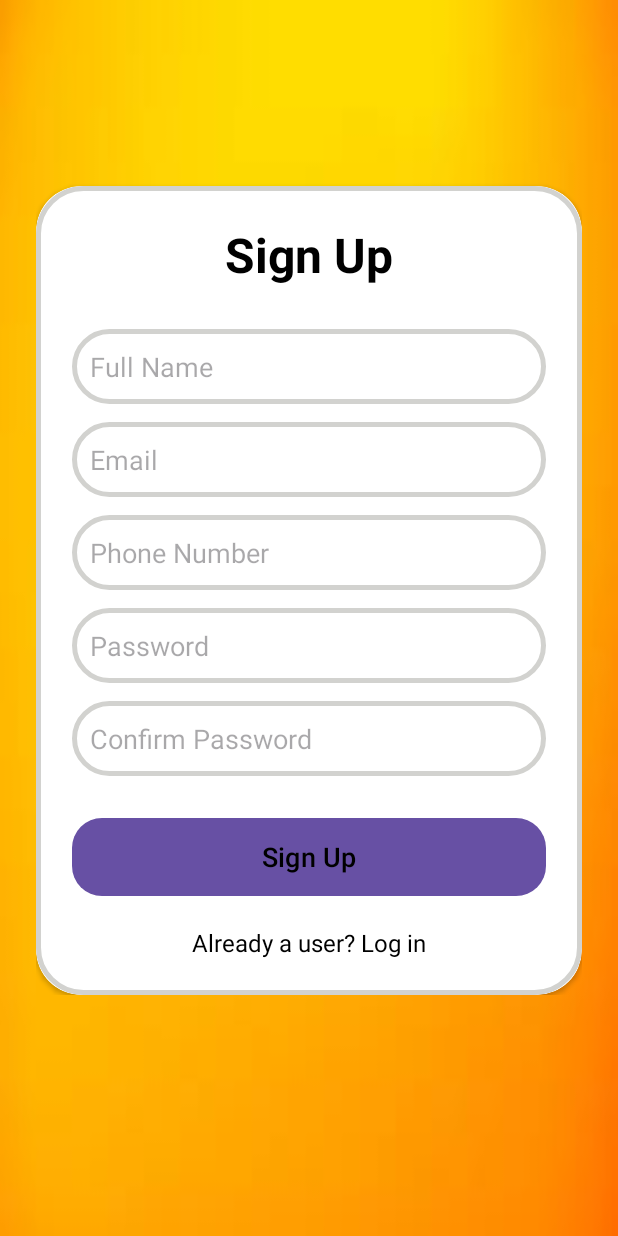
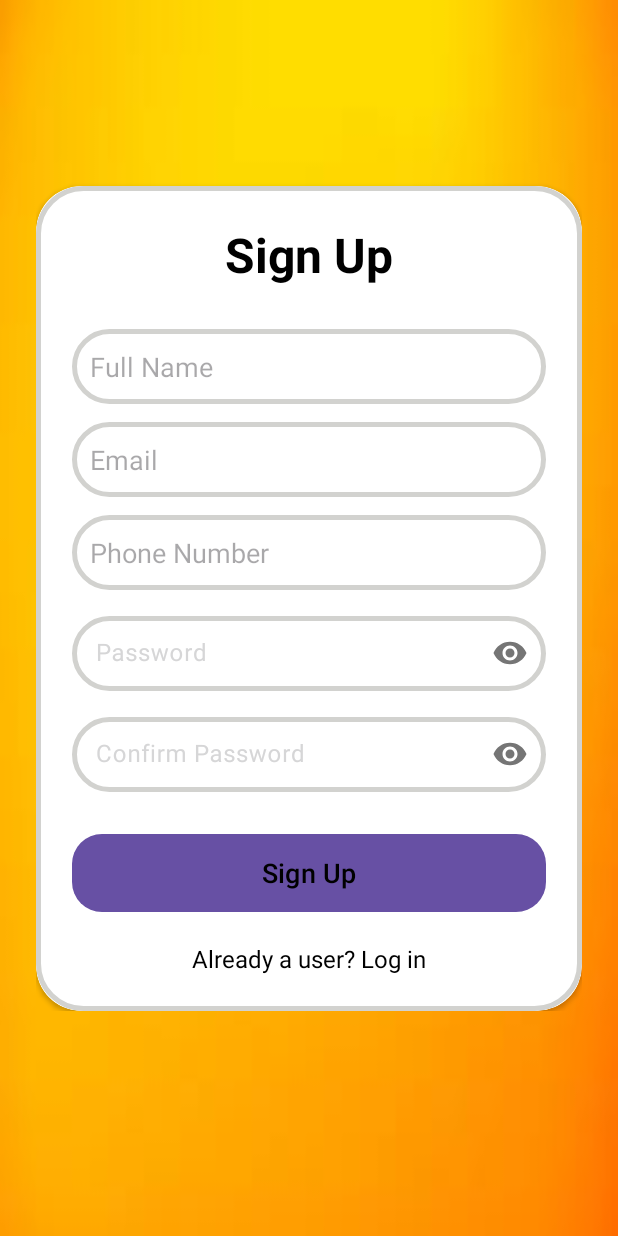
Before and after one commit to knnthrs/AIA_App, an Android app: the screen it shows after launch (SignupActivity), on a phone screen of 412 x 824 dp. Run offline under Robolectric (Android 15) with nearby library versions, the phone set to English and light mode, and no system bars; our stand-ins replace Firebase (no records; nobody signed in at launch, a user with empty details on screens opened directly).

Commit message:
show password

```diff
--- a/app/src/main/res/layout/activity_signup.xml
+++ b/app/src/main/res/layout/activity_signup.xml
@@ -69,7 +69,14 @@
                     android:layout_marginTop="12dp"
                     android:textColor="@color/black" />
 
-                <EditText
+                <com.google.android.material.textfield.TextInputLayout
+                    android:layout_width="match_parent"
+                    android:layout_height="wrap_content"
+                    android:layout_marginTop="12dp"
+                    app:passwordToggleEnabled="true"
+                    android:textColorHint="@color/grey">
+
+                    <com.google.android.material.textfield.TextInputEditText
                         android:id="@+id/signup_password"
                         android:layout_width="match_parent"
                         android:layout_height="50dp"
@@ -77,10 +84,19 @@
                         android:inputType="textPassword"
                         android:background="@drawable/grey_boarder"
                         android:padding="12dp"
-                    android:layout_marginTop="12dp"
                         android:textColor="@color/black" />
 
-                <EditText
+                </com.google.android.material.textfield.TextInputLayout>
+
+
+                <com.google.android.material.textfield.TextInputLayout
+                    android:layout_width="match_parent"
+                    android:layout_height="wrap_content"
+                    android:layout_marginTop="12dp"
+                    app:passwordToggleEnabled="true"
+                    android:textColorHint="@color/grey">
+
+                    <com.google.android.material.textfield.TextInputEditText
                         android:id="@+id/signup_confirm_password"
                         android:layout_width="match_parent"
                         android:layout_height="50dp"
@@ -88,8 +104,10 @@
                         android:inputType="textPassword"
                         android:background="@drawable/grey_boarder"
                         android:padding="12dp"
-                    android:layout_marginTop="12dp"
                         android:textColor="@color/black" />
+
+                </com.google.android.material.textfield.TextInputLayout>
+
 
                 <!-- Loading Components -->
                 <LinearLayout
```
Also changed, not shown: app/src/main/res/layout/activity_login.xml (+18 -8 lines). Lines whose indentation alone changed are shown as unchanged.
